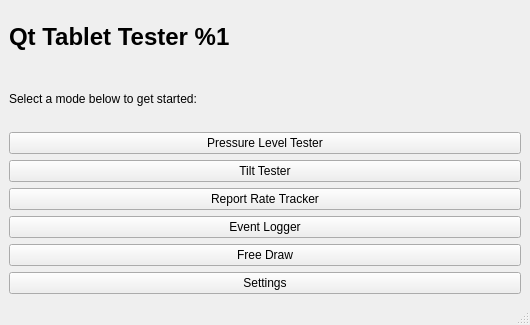
Old version of the form mainwindow.ui in the repository scribblemaniac/qt-tablet-tester.
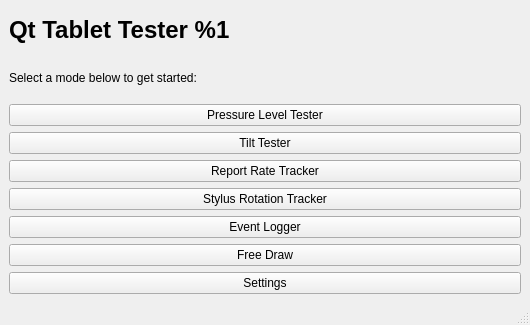
New version of the form.

Commit message: Add rotation tracker window

Diff of the .ui file:
```diff
--- a/mainwindow.ui
+++ b/mainwindow.ui
@@ -50,6 +50,13 @@
       </property>
      </widget>
     </item>
+    <item>
+     <widget class="QPushButton" name="rotationButton">
+      <property name="text">
+       <string>Stylus Rotation Tracker</string>
+      </property>
+     </widget>
+    </item>
     <item>
      <widget class="QPushButton" name="eventLoggerButton">
       <property name="text">
```
The commit also changes 8 other files.
